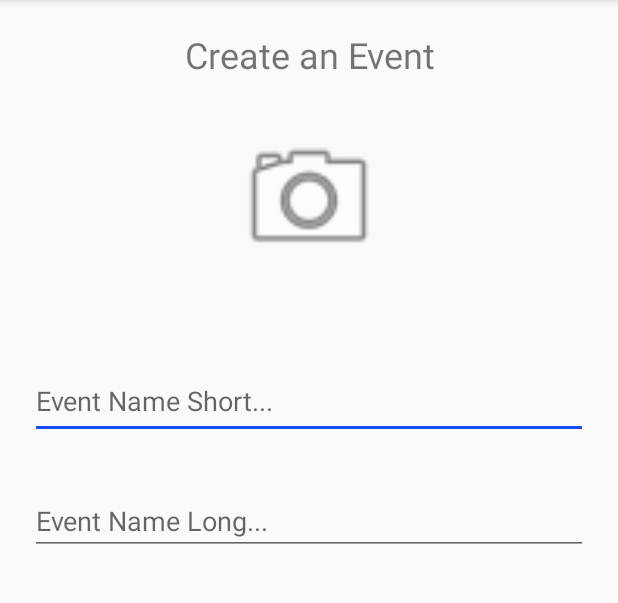
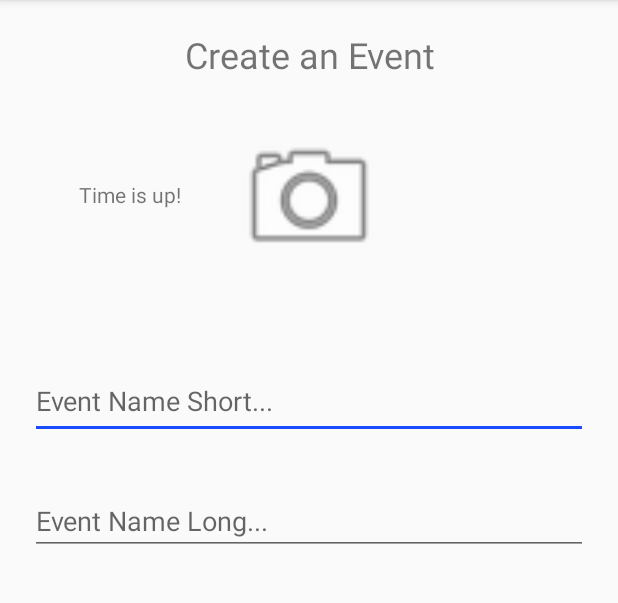
Before and after one commit to SashikaMalawana/rate-me, an Android app: the CreateEventActivity screen opened directly, with no data from a screen before it, after a tap on an icon or button, on a phone screen of 412 x 824 dp, the part 84-687 px from its top. Run offline under Robolectric (Android 15) with nearby library versions, the phone set to English and light mode, and no system bars; our stand-ins replace Firebase (no records; nobody signed in at launch, a user with empty details on screens opened directly), Picasso; 2 other taps on this screen came first.

Commit message:
Implement an example countDownTimer in create event

```diff
--- a/app/src/main/java/hello/com/eventratingapp/CreateEventActivity.java
+++ b/app/src/main/java/hello/com/eventratingapp/CreateEventActivity.java
@@ -6,6 +6,7 @@ import android.content.DialogInterface;
 import android.content.Intent;
 import android.net.Uri;
 import android.os.Bundle;
+import android.os.CountDownTimer;
 import android.support.annotation.NonNull;
 import android.support.v7.app.AppCompatActivity;
 import android.view.View;
@@ -14,6 +15,7 @@ import android.widget.Button;
 import android.widget.EditText;
 import android.widget.ImageView;
 import android.widget.Spinner;
+import android.widget.TextView;
 import android.widget.Toast;
 import com.google.android.gms.tasks.OnCompleteListener;
 import com.google.android.gms.tasks.OnSuccessListener;
@@ -217,6 +219,21 @@ public class CreateEventActivity extends AppCompatActivity {
                 startActivityForResult(intent, GALLERY_INTENT);
             }
         });
+
+        final TextView countDownTimerTextView = (TextView) findViewById(R.id.countDownTimer);
+        new CountDownTimer(5000, 1000) {
+            @Override
+            public void onTick(long millisUntilFinished) {
+                countDownTimerTextView.setText("Time left : " +millisUntilFinished/1000 +"s");
+            }
+
+            @Override
+            public void onFinish() {
+                countDownTimerTextView.setText("Time is up!");
+            }
+        }.start();
+        //ConfigProperty.setCountDownTimer(countDownTimerTextView, 10000, 1000);
+
     }
 
     @Override
--- a/app/src/main/res/layout/create_event.xml
+++ b/app/src/main/res/layout/create_event.xml
@@ -137,6 +137,24 @@
             app:layout_constraintTop_toTopOf="parent"
             app:layout_constraintVertical_bias="0.853" />
 
+        <TextView
+            android:id="@+id/countDownTimer"
+            android:layout_width="wrap_content"
+            android:layout_height="wrap_content"
+            android:layout_marginBottom="8dp"
+            android:layout_marginEnd="8dp"
+            android:layout_marginLeft="8dp"
+            android:layout_marginRight="8dp"
+            android:layout_marginStart="8dp"
+            android:layout_marginTop="8dp"
+            android:text="Timer"
+            app:layout_constraintBottom_toBottomOf="parent"
+            app:layout_constraintEnd_toEndOf="parent"
+            app:layout_constraintHorizontal_bias="0.086"
+            app:layout_constraintStart_toStartOf="parent"
+            app:layout_constraintTop_toTopOf="parent"
+            app:layout_constraintVertical_bias="0.133" />
+
     </android.support.constraint.ConstraintLayout>
 
 </android.support.constraint.ConstraintLayout>
```
